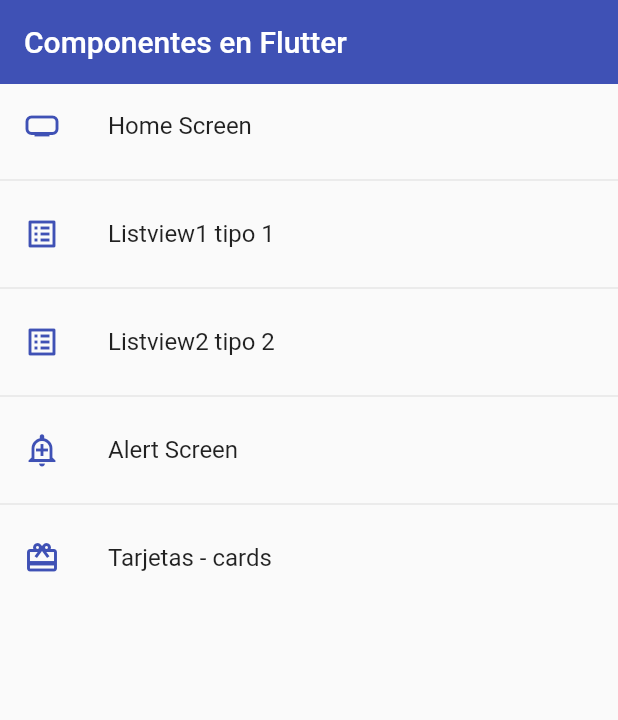
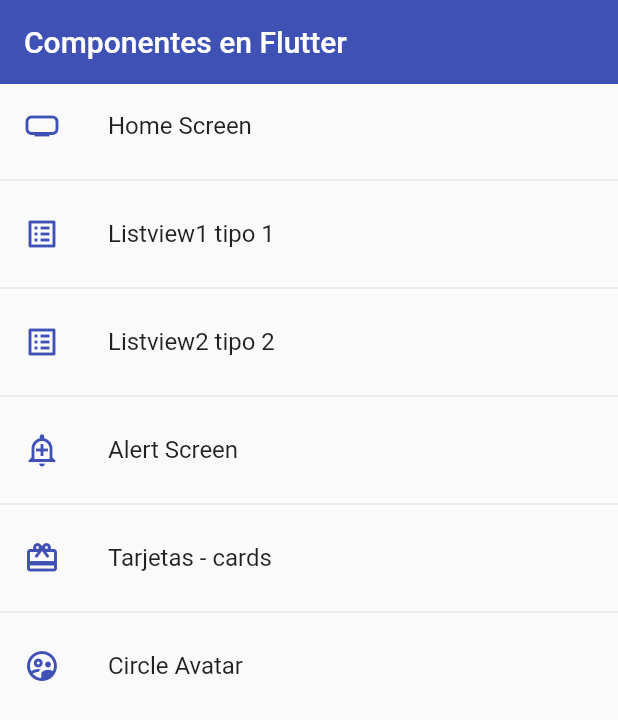
Before and after one commit to olvera93/fl_components, a Flutter app: the screen it shows after launch, on a phone screen of 412 x 824 dp. Shown: the top 720 px of the screen. Run offline on Flutter 3.47's test engine with Material 2 defaults, Android fonts, the phone set to English and light mode, and no system bars.

```diff
--- a/lib/router/app_routes.dart
+++ b/lib/router/app_routes.dart
@@ -37,6 +37,12 @@ class AppRoutes {
         name: 'Tarjetas - cards',
         screen: const CardScreen(),
         icon: Icons.card_giftcard_outlined),
+
+    MenuOption(
+        route: 'avatar',
+        name: 'Circle Avatar',
+        screen: const AvatarScreen(),
+        icon: Icons.supervised_user_circle_outlined)
   ];
 
   static Map<String, Widget Function(BuildContext)> getAppRoutes() {
--- a/lib/screens/screens.dart
+++ b/lib/screens/screens.dart
@@ -1,3 +1,4 @@
+export 'package:fl_components/screens/avatar_screen.dart';
 export 'package:fl_components/screens/home_screen.dart';
 export 'package:fl_components/screens/alert_screen.dart';
 export 'package:fl_components/screens/card_screen.dart';
```
Also changed, not shown: lib/screens/avatar_screen.dart (added, +28 -0 lines).
